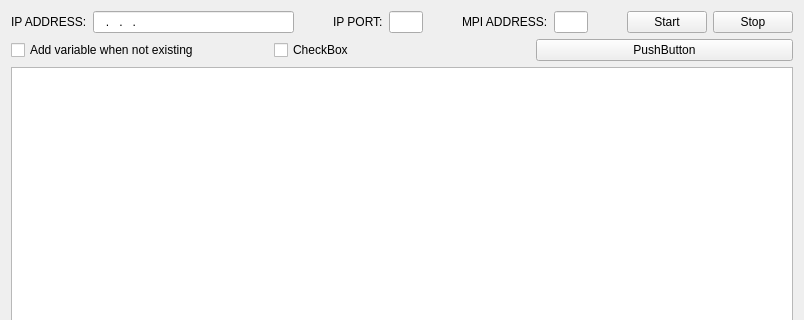
Above: ui_ibh_server.ui from shateks/ibh-link-s7-python-app before the change; both pictures show x 0 to 804 and y 0 to 320 of the 804 by 643 pixel window. Below: the same form after it.
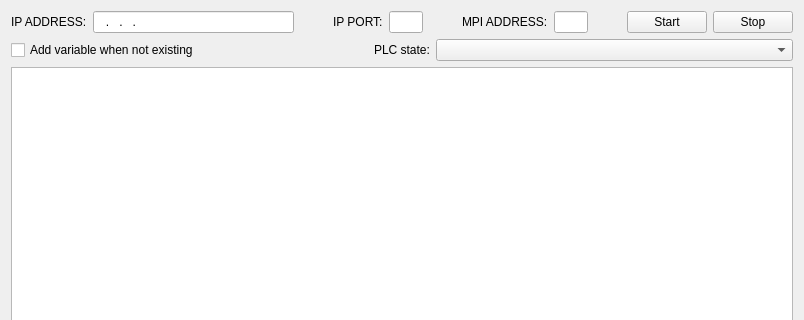
That is the form after the change.

```diff
--- a/ui_ibh_server.ui
+++ b/ui_ibh_server.ui
@@ -114,7 +114,7 @@
     </layout>
    </item>
    <item>
-    <layout class="QHBoxLayout" name="horizontalLayout_3">
+    <layout class="QHBoxLayout" name="horizontalLayout_3" stretch="3,0,3">
      <item>
       <widget class="QCheckBox" name="ckbAddWhenMissing">
        <property name="text">
@@ -123,18 +123,14 @@
       </widget>
      </item>
      <item>
-      <widget class="QCheckBox" name="ckb1">
+      <widget class="QLabel" name="label_4">
        <property name="text">
-        <string>CheckBox</string>
+        <string>PLC state:</string>
        </property>
       </widget>
      </item>
      <item>
-      <widget class="QPushButton" name="pushButton">
-       <property name="text">
-        <string>PushButton</string>
-       </property>
-      </widget>
+      <widget class="QComboBox" name="combo_plc_state"/>
      </item>
     </layout>
    </item>
```
